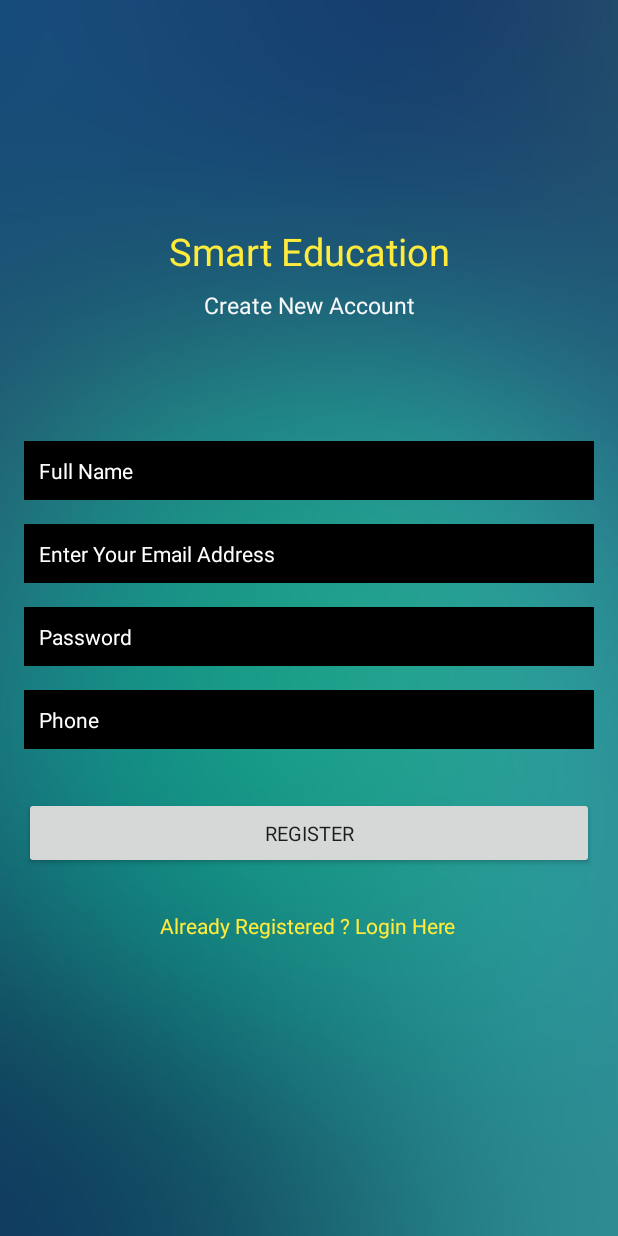
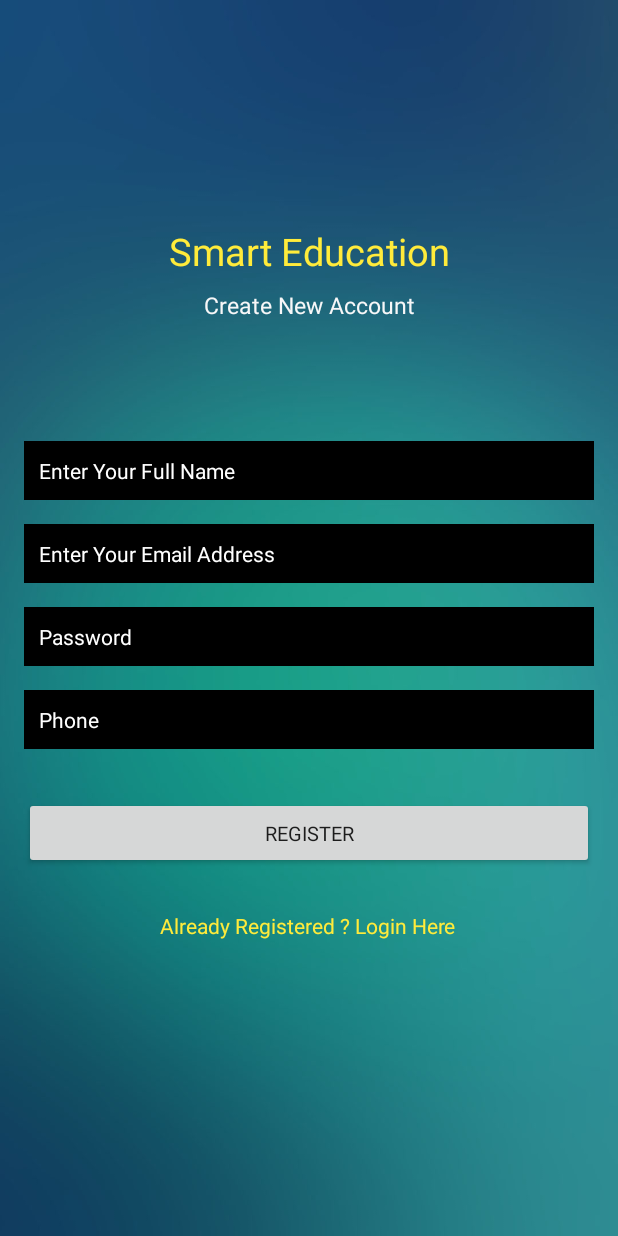
Before and after one commit to sachinghugare/smart-education, an Android app: the screen it shows after launch (Register), on a phone screen of 412 x 824 dp. Run offline under Robolectric (Android 15) with nearby library versions, the phone set to English and light mode, and no system bars; our stand-ins replace Firebase (no records; nobody signed in at launch, a user with empty details on screens opened directly); Roboto replaces fonts that are not available here.

Commit message:
Updated4

```diff
--- a/app/src/main/res/layout/activity_register.xml
+++ b/app/src/main/res/layout/activity_register.xml
@@ -43,7 +43,7 @@
         android:background="@android:color/black"
         android:ems="10"
         android:fontFamily="@font/aclonica"
-        android:hint="Full Name"
+        android:hint="Enter Your Full Name"
         android:inputType="textPersonName"
         android:padding="10dp"
         android:textColor="#FFFFFF"
```
